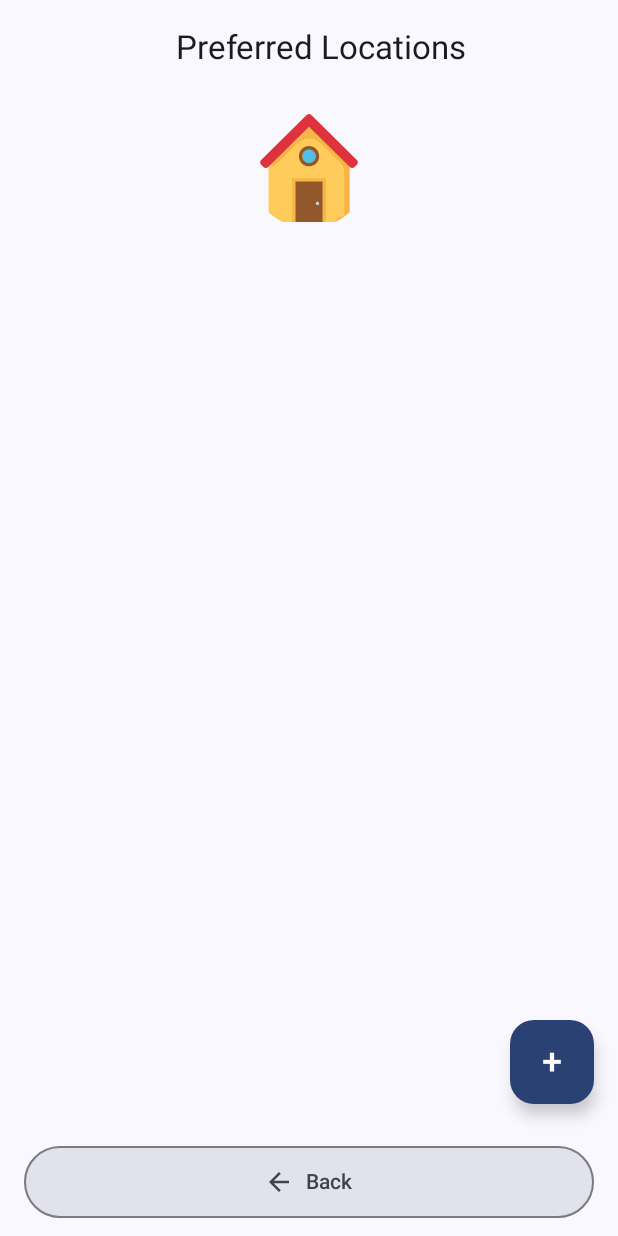
After one commit to aviel3899/WePool, an Android app built with Jetpack Compose: the composable PreferredLocationsScreen called with empty values, on a phone screen of 412 x 824 dp. The commit adds this screen. Run offline under Robolectric (Android 15) with nearby library versions, the light colour scheme and no system bars; our stand-ins replace Firebase (no records; nobody signed in at launch, a user with empty details on screens opened directly).

Commit message:
preferred locations was added

```diff
--- a/WePool/app/src/main/java/com/wepool/app/MainActivity.kt
+++ b/WePool/app/src/main/java/com/wepool/app/MainActivity.kt
@@ -174,7 +174,10 @@ class MainActivity : AppCompatActivity() {
                             val rideId = it.arguments?.getString("rideId")
                             PassengerRequestsScreen(uid = uid, navController = navController!!, filterRideId = rideId)
                         }
-
+                        composable("preferredLocations/{uid}") {
+                            val uid = it.arguments?.getString("uid") ?: return@composable
+                            PreferredLocationsScreen(uid, navController!!)
+                        }
                     }
                 }
             }
--- a/WePool/app/src/main/java/com/wepool/app/data/model/common/LocationData.kt
+++ b/WePool/app/src/main/java/com/wepool/app/data/model/common/LocationData.kt
@@ -5,5 +5,6 @@ import com.google.firebase.firestore.GeoPoint
 data class LocationData(
     var name: String = "",
     val geoPoint: GeoPoint = GeoPoint(0.0, 0.0),
-    val placeId: String = ""
+    val placeId: String = "",
+    var note: String = ""
 )
--- a/WePool/app/src/main/java/com/wepool/app/data/remote/GoogleMapsService.kt
+++ b/WePool/app/src/main/java/com/wepool/app/data/remote/GoogleMapsService.kt
@@ -28,6 +28,7 @@ class GoogleMapsService(
         const val GEOCODING_URL = "https://maps.googleapis.com/maps/api/geocode/json"
         const val AUTOCOMPLETE_URL = "https://maps.googleapis.com/maps/api/place/autocomplete/json"
         const val DIRECTIONS_URL = "https://maps.googleapis.com/maps/api/directions/json"
+        const val DETAILS_URL = "https://maps.googleapis.com/maps/api/place/details/json"
     }
 
     override suspend fun getDurationAndRouteFromGoogleApi(
--- a/WePool/app/src/main/java/com/wepool/app/data/repository/interfaces/IUserRepository.kt
+++ b/WePool/app/src/main/java/com/wepool/app/data/repository/interfaces/IUserRepository.kt
@@ -32,4 +32,5 @@ interface IUserRepository {
 
     suspend fun addFavoriteLocation(uid: String, location: LocationData)
     suspend fun removeFavoriteLocation(uid: String, placeId: String)
+    suspend fun updateFavoriteLocations(uid: String, updatedList: List<LocationData>)
 }
--- a/WePool/app/src/main/java/com/wepool/app/ui/screens/IntermediateScreen.kt
+++ b/WePool/app/src/main/java/com/wepool/app/ui/screens/IntermediateScreen.kt
@@ -164,7 +164,9 @@ fun IntermediateScreen(navController: NavController, uid: String, cameFromLogin:
 
                 Column(horizontalAlignment = Alignment.CenterHorizontally) {
                     OutlinedButton(
-                        onClick = { /* Not implemented yet */ },
+                        onClick = {
+                            navController.navigate("preferredLocations/$uid")
+                        },
                         modifier = Modifier.size(buttonSize),
                         shape = MaterialTheme.shapes.medium,
                         border = ButtonDefaults.outlinedButtonBorder(enabled = true)
--- /dev/null
+++ b/WePool/app/src/main/java/com/wepool/app/ui/screens/PreferredLocationsScreen.kt
@@ -0,0 +1,239 @@
+package com.wepool.app.ui.screens
+
+import androidx.compose.foundation.layout.*
+import androidx.compose.foundation.lazy.LazyColumn
+import androidx.compose.foundation.lazy.items
+import androidx.compose.material.icons.Icons
+import androidx.compose.material.icons.filled.Delete
+import androidx.compose.material3.*
+import androidx.compose.runtime.*
+import androidx.compose.ui.Alignment
+import androidx.compose.ui.Modifier
+import androidx.compose.ui.graphics.Color
+import androidx.compose.ui.res.painterResource
+import androidx.compose.ui.unit.dp
+import androidx.compose.ui.unit.sp
+import androidx.navigation.NavController
+import com.wepool.app.R
+import com.wepool.app.data.model.common.LocationData
+import com.wepool.app.infrastructure.RepositoryProvider
+import com.wepool.app.ui.screens.components.AddLocationDialog
+import com.wepool.app.ui.screens.components.BottomNavigationButtons
+import kotlinx.coroutines.launch
+
+@OptIn(ExperimentalMaterial3Api::class)
+@Composable
+fun PreferredLocationsScreen(uid: String, navController: NavController) {
+    val userRepository = RepositoryProvider.provideUserRepository()
+    val coroutineScope = rememberCoroutineScope()
+
+    var locations by remember { mutableStateOf<List<LocationData>>(emptyList()) }
+    var loading by remember { mutableStateOf(true) }
+    var error by remember { mutableStateOf<String?>(null) }
+
+    var showAddDialog by remember { mutableStateOf(false) }
+    var showHomeDialog by remember { mutableStateOf(false) }
+    var homeLocation by remember { mutableStateOf<LocationData?>(null) }
+
+    LaunchedEffect(uid) {
+        coroutineScope.launch {
+            try {
+                val user = userRepository.getUser(uid)
+                locations = user?.favoriteLocations ?: emptyList()
+            } catch (e: Exception) {
+                error = "שגיאה בטעינת מיקומים מועדפים"
+            } finally {
+                loading = false
+            }
+        }
+    }
+
+    Scaffold(
+        topBar = {
+            TopAppBar(
+                title = {
+                    Text(
+                        text = "Preferred Locations",
+                        modifier = Modifier.fillMaxWidth(),
+                        textAlign = androidx.compose.ui.text.style.TextAlign.Center
+                    )
+                }
+            )
+        },
+        bottomBar = {
+            BottomNavigationButtons(
+                uid = uid,
+                rideId = null,
+                navController = navController,
+                showBackButton = true,
+                showHomeButton = false
+            )
+        },
+        floatingActionButton = {
+            FloatingActionButton(
+                onClick = { showAddDialog = true },
+                containerColor = MaterialTheme.colorScheme.primary
+            ) {
+                Text("+", fontSize = 24.sp)
+            }
+        }
+    ) { innerPadding ->
+        Box(
+            modifier = Modifier
+                .fillMaxSize()
+                .padding(innerPadding)
+        ) {
+            when {
+                loading -> {
+                    CircularProgressIndicator(modifier = Modifier.align(Alignment.Center))
+                }
+
+                error != null -> {
+                    Text(
+                        text = error ?: "",
+                        color = MaterialTheme.colorScheme.error,
+                        modifier = Modifier.align(Alignment.Center)
+                    )
+                }
+
+                else -> {
+                    Column(
+                        modifier = Modifier
+                            .fillMaxSize()
+                            .padding(horizontal = 16.dp),
+                        verticalArrangement = Arrangement.spacedBy(12.dp)
+                    ) {
+                        // כפתור הבית הקבוע במרכז
+                        Row(
+                            modifier = Modifier
+                                .fillMaxWidth()
+                                .padding(top = 8.dp),
+                            horizontalArrangement = Arrangement.Center
+                        ) {
+                            IconButton(
+                                onClick = {
+                                    val home = locations.find { it.note.trim().equals("home", ignoreCase = true) }
+                                    homeLocation = home
+                                    showHomeDialog = true
+                                },
+                                modifier = Modifier.size(80.dp)
+                            ) {
+                                Icon(
+                                    painter = painterResource(id = R.drawable.home_house_svgrepo_com),
+                                    contentDescription = "Back to Home",
+                                    modifier = Modifier.size(72.dp),
+                                    tint = Color.Unspecified
+                                )
+                            }
+                        }
+
+                        Spacer(modifier = Modifier.height(16.dp)) // מרווח נוסף בין האייקון לרשימה
+
+                        LazyColumn(
+                            contentPadding = PaddingValues(bottom = 100.dp),
+                            verticalArrangement = Arrangement.spacedBy(8.dp),
+                            modifier = Modifier.fillMaxSize()
+                        ) {
+                            items(locations) { location ->
+                                Card(
+                                    modifier = Modifier.fillMaxWidth(),
+                                    colors = CardDefaults.cardColors(
+                                        containerColor = MaterialTheme.colorScheme.surfaceVariant
+                                    )
+                                ) {
+                                    Column(
+                                        modifier = Modifier
+                                            .fillMaxWidth()
+                                            .padding(16.dp),
+                                        verticalArrangement = Arrangement.spacedBy(8.dp)
+                                    ) {
+                                        Text(location.name)
+
+                                        if (location.note.trim().equals("Home", ignoreCase = true)) {
+                                            Text(
+                                                text = "This is Your home!",
+                                                style = MaterialTheme.typography.bodySmall,
+                                                color = MaterialTheme.colorScheme.primary
+                                            )
+                                        }
+
+                                        Row(
+                                            modifier = Modifier.fillMaxWidth(),
+                                            horizontalArrangement = Arrangement.SpaceBetween
+                                        ) {
+                                            IconButton(
+                                                onClick = {
+                                                    coroutineScope.launch {
+                                                        val updatedList = locations.map {
+                                                            if (it.placeId == location.placeId)
+                                                                it.copy(note = "Home")
+                                                            else
+                                                                it.copy(note = "")
+                                                        }
+                                                        userRepository.updateFavoriteLocations(uid, updatedList)
+                                                        locations = updatedList
+                                                    }
+                                                }
+                                            ) {
+                                                Icon(
+                                                    painter = painterResource(id = R.drawable.home_house_svgrepo_com),
+                                                    contentDescription = "Mark as Home",
+                                                    modifier = Modifier.size(28.dp),
+                                                    tint = Color.Unspecified
+                                                )
+                                            }
+
+                                            IconButton(
+                                                onClick = {
+                                                    coroutineScope.launch {
+                                                        userRepository.removeFavoriteLocation(uid, location.placeId)
+                                                        val updatedUser = userRepository.getUser(uid)
+                                                        locations = updatedUser?.favoriteLocations ?: emptyList()
+                                                    }
+                                                }
+                                            ) {
+                                                Icon(
+                                                    imageVector = Icons.Default.Delete,
+                                                    contentDescription = "Delete location",
+                                                    modifier = Modifier.size(28.dp),
+                                                    tint = MaterialTheme.colorScheme.error
+                                                )
+                                            }
+                                        }
+                                    }
+                                }
+                            }
+                        }
+                    }
+                }
+            }
+
+            AddLocationDialog(
+                showDialog = showAddDialog,
+                onDismiss = { showAddDialog = false },
+                uid = uid,
+                coroutineScope = coroutineScope,
+                onLocationAdded = { locations = it }
+            )
+
+            if (showHomeDialog) {
+                AlertDialog(
+                    onDismissRequest = { showHomeDialog = false },
+                    confirmButton = {
+                        TextButton(onClick = { showHomeDialog = false }) {
+                            Text("OK")
+                        }
+                    },
+                    title = { Text("Home Address") },
+                    text = {
+                        if (homeLocation != null) {
+                            Text(text = homeLocation!!.name)
+                        } else {
+                            Text("No location is currently marked as 'Home'.")
+                        }
+                    }
+                )
+            }
+        }
+    }
+}
--- /dev/null
+++ b/WePool/app/src/main/res/drawable/home_house_svgrepo_com.xml
@@ -0,0 +1,39 @@
+<vector xmlns:android="http://schemas.android.com/apk/res/android"
+    android:height="48dp"
+    android:viewportHeight="512"
+    android:viewportWidth="512"
+    android:width="48dp">
+
+    <path
+        android:fillColor="#FFCB5B"
+        android:pathData="M432.02,512H80.3c-8.83,0 -15.99,-7.15 -15.99,-15.99V224.23L256.16,40.38L448,224.23v271.78C448,504.83 440.84,512 432.02,512z" />
+
+    <path
+        android:fillColor="#F6B545"
+        android:pathData="M256.16,40.38L64.31,224.23c-0.03,11.43 9.21,20.73 20.65,20.76c5.51,0.02 10.79,-2.17 14.68,-6.05L201.96,137.82c30.06,-29.71 78.42,-29.71 108.47,0l88.73,87.93c15.87,15.7 24.81,37.07 24.86,59.39v186.89c0,8.83 -7.15,15.99 -15.99,15.99l0,0c-13.24,0 -23.98,10.73 -23.98,23.98h47.96c8.83,0 15.99,-7.15 15.99,-15.99V224.23L256.16,40.38z" />
+
+    <path
+        android:fillColor="#F6B545"
+        android:pathData="M176.26,304.15h159.87v207.83h-159.87z" />
+
+    <path
+        android:fillColor="#92582B"
+        android:pathData="M192.24,320.14h127.9v191.84h-127.9z" />
+
+    <path
+        android:fillColor="#50BEE8"
+        android:pathData="M256.19,200.23m-31.97,0a31.97,31.97 0,1 1,63.95 0a31.97,31.97 0,1 1,-63.95 0" />
+
+    <path
+        android:fillColor="#92582B"
+        android:pathData="M256.16,248.21c-26.49,0 -47.96,-21.47 -47.96,-47.96s21.47,-47.96 47.96,-47.96s47.96,21.47 47.96,47.96S282.65,248.21 256.16,248.21zM256.16,168.27c-17.66,0 -31.97,14.32 -31.97,31.97s14.32,31.97 31.97,31.97s31.97,-14.32 31.97,-31.97S273.82,168.27 256.16,168.27z" />
+
+    <path
+        android:fillColor="#DE333F"
+        android:pathData="M256.16,60.28L62.56,251.65c-6.22,6.09 -16.16,6.09 -22.38,0l-11.19,-11.43c-5.94,-6.19 -5.94,-15.95 0,-22.14L244.81,4.57c6.22,-6.09 16.16,-6.09 22.38,0l215.82,213.51c5.94,6.19 5.94,15.95 0,22.14l-11.03,11.43c-6.22,6.09 -16.16,6.09 -22.38,0L256.16,60.28" />
+
+    <path
+        android:fillColor="#CAD1D8"
+        android:pathData="M296.16,424.05m-7.99,0a7.99,7.99 0,1 1,15.99 0a7.99,7.99 0,1 1,-15.99 0" />
+
+</vector>
```
Also changed, not shown: WePool/app/src/main/java/com/wepool/app/data/repository/UserRepository.kt (+11 -0 lines), WePool/app/src/main/java/com/wepool/app/ui/screens/components/AddLocationDialog.kt (added, +129 -0 lines), 120 other files.
